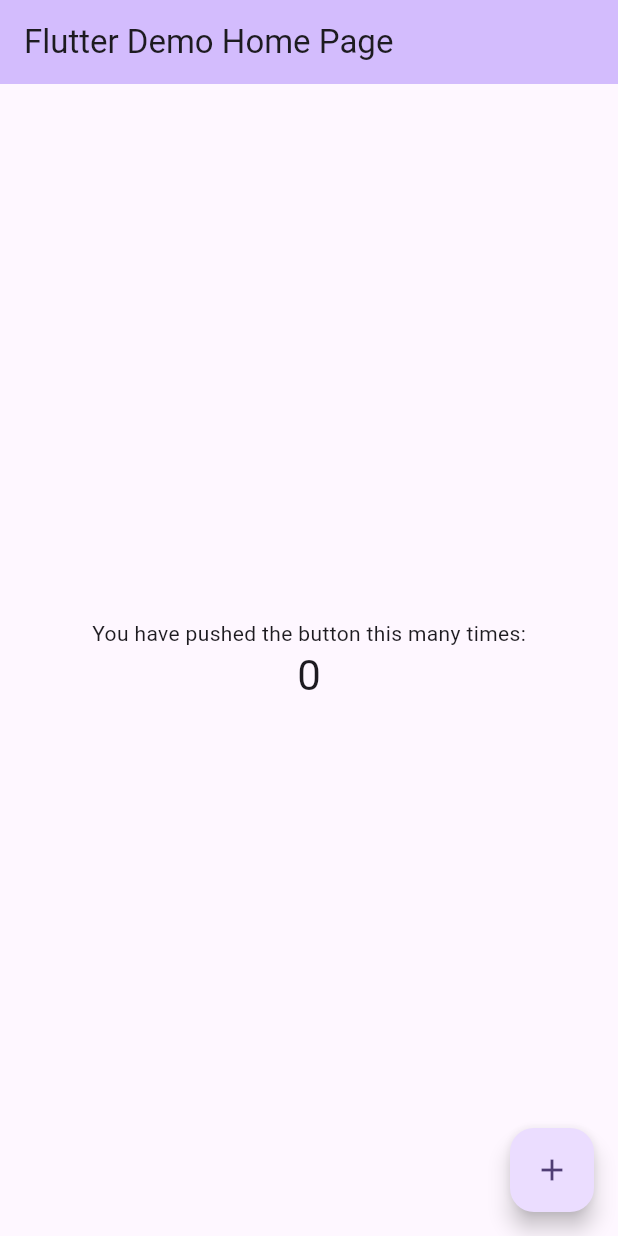
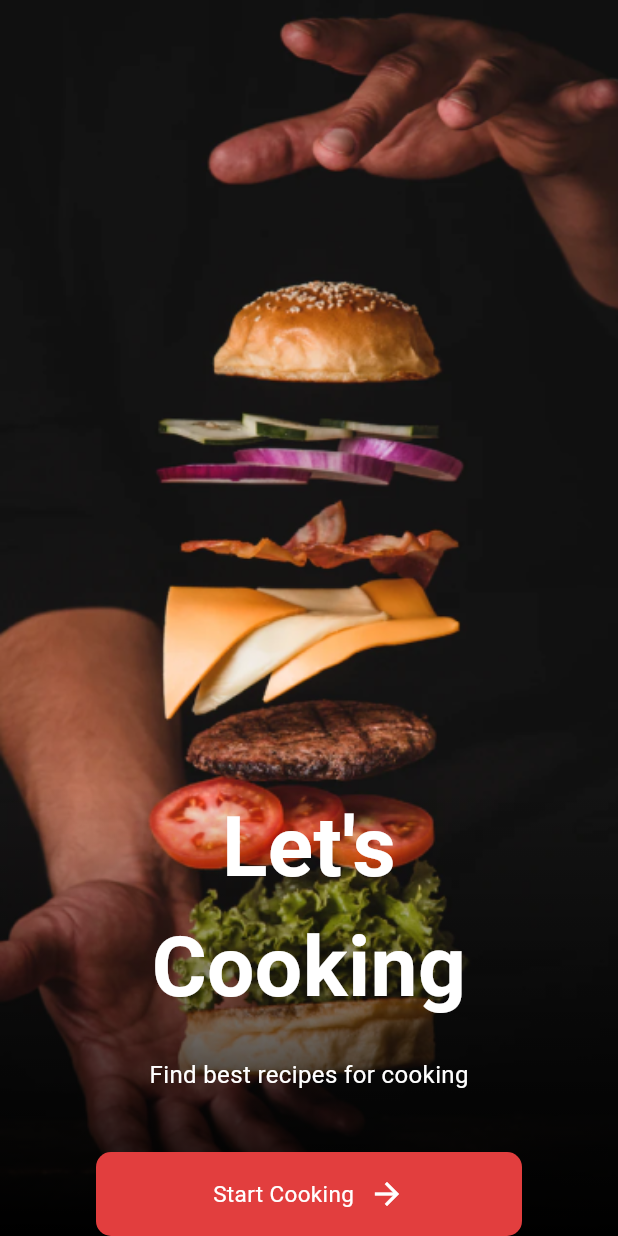
Before and after one commit to abilbabu/foodrecipes, a Flutter app: the screen it shows after launch, on a phone screen of 412 x 824 dp. Run offline on Flutter 3.47's test engine with Material 3 defaults, Android fonts, the phone set to English and light mode, and no system bars.

Commit message:
first screen

```diff
--- a/lib/main.dart
+++ b/lib/main.dart
@@ -1,125 +1,18 @@
 import 'package:flutter/material.dart';
+import 'package:foodrecipes/view/start_screen/strat_screen.dart';
 
-void main() {
-  runApp(const MyApp());
+void main(List<String> args) {
+  runApp(MyApp());
 }
 
 class MyApp extends StatelessWidget {
   const MyApp({super.key});
 
-  // This widget is the root of your application.
   @override
   Widget build(BuildContext context) {
-    return MaterialApp(
-      title: 'Flutter Demo',
-      theme: ThemeData(
-        // This is the theme of your application.
-        //
-        // TRY THIS: Try running your application with "flutter run". You'll see
-        // the application has a purple toolbar. Then, without quitting the app,
-        // try changing the seedColor in the colorScheme below to Colors.green
-        // and then invoke "hot reload" (save your changes or press the "hot
-        // reload" button in a Flutter-supported IDE, or press "r" if you used
-        // the command line to start the app).
-        //
-        // Notice that the counter didn't reset back to zero; the application
-        // state is not lost during the reload. To reset the state, use hot
-        // restart instead.
-        //
-        // This works for code too, not just values: Most code changes can be
-        // tested with just a hot reload.
-        colorScheme: ColorScheme.fromSeed(seedColor: Colors.deepPurple),
-        useMaterial3: true,
-      ),
-      home: const MyHomePage(title: 'Flutter Demo Home Page'),
+    return const MaterialApp(
+      debugShowCheckedModeBanner: false,
+      home: StratScreen(),
     );
   }
 }
-
-class MyHomePage extends StatefulWidget {
-  const MyHomePage({super.key, required this.title});
-
-  // This widget is the home page of your application. It is stateful, meaning
-  // that it has a State object (defined below) that contains fields that affect
-  // how it looks.
-
-  // This class is the configuration for the state. It holds the values (in this
-  // case the title) provided by the parent (in this case the App widget) and
-  // used by the build method of the State. Fields in a Widget subclass are
-  // always marked "final".
-
-  final String title;
-
-  @override
-  State<MyHomePage> createState() => _MyHomePageState();
-}
-
-class _MyHomePageState extends State<MyHomePage> {
-  int _counter = 0;
-
-  void _incrementCounter() {
-    setState(() {
-      // This call to setState tells the Flutter framework that something has
-      // changed in this State, which causes it to rerun the build method below
-      // so that the display can reflect the updated values. If we changed
-      // _counter without calling setState(), then the build method would not be
-      // called again, and so nothing would appear to happen.
-      _counter++;
-    });
-  }
-
-  @override
-  Widget build(BuildContext context) {
-    // This method is rerun every time setState is called, for instance as done
-    // by the _incrementCounter method above.
-    //
-    // The Flutter framework has been optimized to make rerunning build methods
-    // fast, so that you can just rebuild anything that needs updating rather
-    // than having to individually change instances of widgets.
-    return Scaffold(
-      appBar: AppBar(
-        // TRY THIS: Try changing the color here to a specific color (to
-        // Colors.amber, perhaps?) and trigger a hot reload to see the AppBar
-        // change color while the other colors stay the same.
-        backgroundColor: Theme.of(context).colorScheme.inversePrimary,
-        // Here we take the value from the MyHomePage object that was created by
-        // the App.build method, and use it to set our appbar title.
-        title: Text(widget.title),
-      ),
-      body: Center(
-        // Center is a layout widget. It takes a single child and positions it
-        // in the middle of the parent.
-        child: Column(
-          // Column is also a layout widget. It takes a list of children and
-          // arranges them vertically. By default, it sizes itself to fit its
-          // children horizontally, and tries to be as tall as its parent.
-          //
-          // Column has various properties to control how it sizes itself and
-          // how it positions its children. Here we use mainAxisAlignment to
-          // center the children vertically; the main axis here is the vertical
-          // axis because Columns are vertical (the cross axis would be
-          // horizontal).
-          //
-          // TRY THIS: Invoke "debug painting" (choose the "Toggle Debug Paint"
-          // action in the IDE, or press "p" in the console), to see the
-          // wireframe for each widget.
-          mainAxisAlignment: MainAxisAlignment.center,
-          children: <Widget>[
-            const Text(
-              'You have pushed the button this many times:',
-            ),
-            Text(
-              '$_counter',
-              style: Theme.of(context).textTheme.headlineMedium,
-            ),
-          ],
-        ),
-      ),
-      floatingActionButton: FloatingActionButton(
-        onPressed: _incrementCounter,
-        tooltip: 'Increment',
-        child: const Icon(Icons.add),
-      ), // This trailing comma makes auto-formatting nicer for build methods.
-    );
-  }
-}
--- /dev/null
+++ b/lib/utils/constants/color_constants.dart
@@ -0,0 +1,6 @@
+import 'package:flutter/material.dart';
+
+class ColorConstants {
+  static const Color PrimaryColor = Color(0xffE23E3E);
+  static const Color white = Color(0xffFFFFFF);
+}
--- /dev/null
+++ b/lib/utils/constants/image_constants.dart
@@ -0,0 +1,3 @@
+class ImageConstants {
+  static const String START_SCREEN_BG="assets/image/image 1.png";
+}
--- /dev/null
+++ b/lib/view/start_screen/strat_screen.dart
@@ -0,0 +1,101 @@
+import 'package:flutter/material.dart';
+import 'package:foodrecipes/utils/constants/color_constants.dart';
+import 'package:foodrecipes/utils/constants/image_constants.dart';
+
+class StratScreen extends StatefulWidget {
+  const StratScreen({super.key});
+
+  @override
+  State<StratScreen> createState() => _StratScreenState();
+}
+
+class _StratScreenState extends State<StratScreen> {
+  @override
+  Widget build(BuildContext context) {
+    return Scaffold(
+      body: Stack(
+        children: [
+          _buildBackgroundImage(),
+          _buildGradientSections(),
+        ],
+      ),
+    );
+  }
+
+  Widget _buildGradientSections() {
+    return Positioned(
+      bottom: 0,
+      left: 0,
+      right: 0,
+      child: Container(
+        padding: EdgeInsetsDirectional.symmetric(horizontal: 64),
+        decoration: BoxDecoration(
+            gradient: LinearGradient(
+                colors: [Colors.transparent, Colors.black],
+                begin: Alignment.topCenter,
+                end: Alignment.bottomCenter)),
+        child: Center(
+          child: Column(
+            mainAxisSize: MainAxisSize.min,
+            mainAxisAlignment: MainAxisAlignment.center,
+            children: [
+              Text(
+                "Let's Cooking",
+                textAlign: TextAlign.center,
+                style: TextStyle(
+                    color: ColorConstants.white,
+                    fontSize: 56,
+                    fontWeight: FontWeight.w600),
+              ),
+              SizedBox(
+                height: 20,
+              ),
+              Text(
+                "Find best recipes for cooking",
+                style: TextStyle(
+                    color: ColorConstants.white,
+                    fontSize: 16,
+                    fontWeight: FontWeight.normal),
+              ),
+              SizedBox(
+                height: 40,
+              ),
+              Container(
+                padding: EdgeInsets.symmetric(vertical: 16, horizontal: 32),
+                decoration: BoxDecoration(
+                    color: ColorConstants.PrimaryColor,
+                    borderRadius: BorderRadius.circular(10)),
+                child: Row(
+                  mainAxisAlignment: MainAxisAlignment.center,
+                  children: [
+                    Text(
+                      "Start Cooking",
+                      style:
+                          TextStyle(fontSize: 15, color: ColorConstants.white),
+                    ),
+                    SizedBox(
+                      width: 10,
+                    ),
+                    Icon(
+                      Icons.arrow_forward,
+                      color: ColorConstants.white,
+                    ),
+                  ],
+                ),
+              )
+            ],
+          ),
+        ),
+      ),
+    );
+  }
+
+  Widget _buildBackgroundImage() {
+    return Container(
+      decoration: BoxDecoration(
+          image: DecorationImage(
+              image: AssetImage(ImageConstants.START_SCREEN_BG),
+              fit: BoxFit.cover)),
+    );
+  }
+}
--- a/pubspec.yaml
+++ b/pubspec.yaml
@@ -59,8 +59,8 @@ flutter:
   uses-material-design: true
 
   # To add assets to your application, add an assets section, like this:
-  # assets:
-  #   - images/a_dot_burr.jpeg
+  assets:
+    - assets/image/
   #   - images/a_dot_ham.jpeg
 
   # An image asset can refer to one or more resolution-specific "variants", see
```
Also changed, not shown: assets/image/image 1.png (added).
